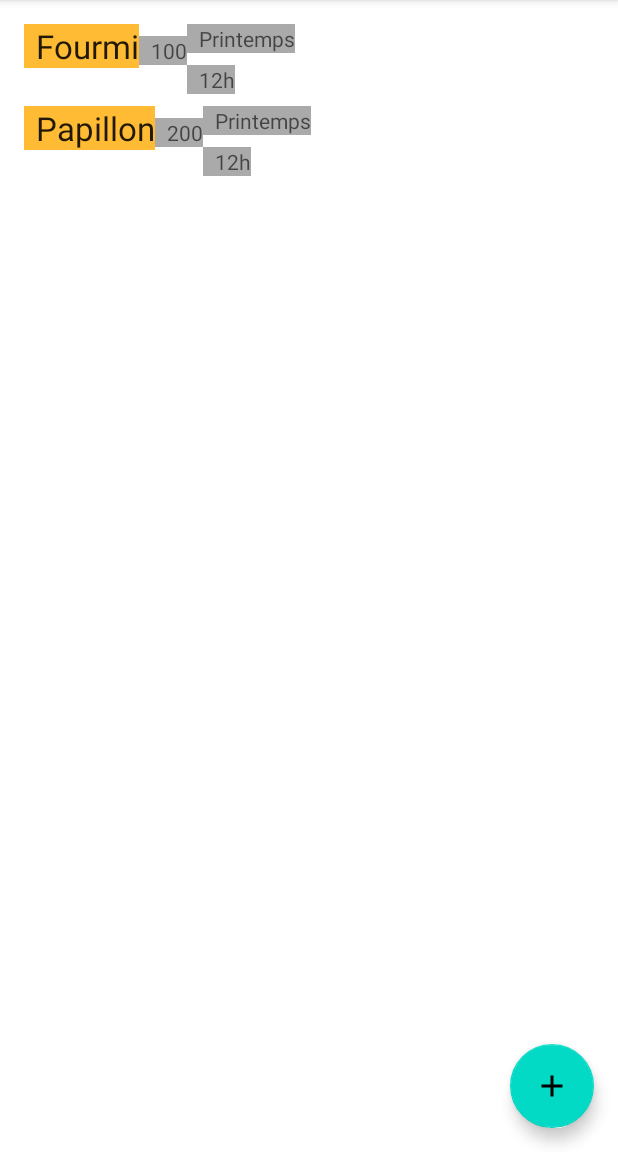
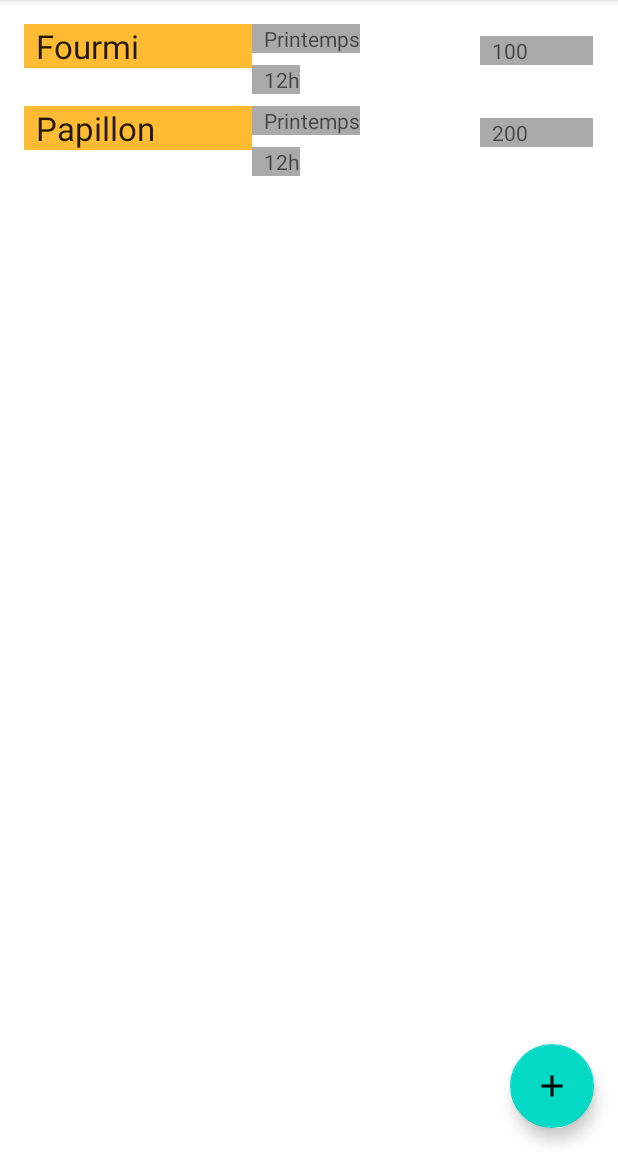
Before and after one commit to unegregre/bebetopedie, an Android app: the screen it shows after launch (MainActivity), on a phone screen of 412 x 824 dp, the part 84-1236 px from its top. Run offline under Robolectric (Android 15) with nearby library versions, the phone set to English and light mode, and no system bars; our stand-ins replace Room's generated code.

Commit message:
Refactor: new hierarchy package

```diff
--- a/app/src/main/java/com/gregre/bbtopdie/MainActivity.java
+++ b/app/src/main/java/com/gregre/bbtopdie/MainActivity.java
@@ -5,6 +5,9 @@ import android.view.View;
 import android.widget.Toast;
 
 import com.google.android.material.floatingactionbutton.FloatingActionButton;
+import com.gregre.bbtopdie.bug.BugListAdapter;
+import com.gregre.bbtopdie.bug.BugViewModel;
+import com.gregre.bbtopdie.db.Bug;
 
 import java.util.List;
 
--- a/app/src/main/java/com/gregre/bbtopdie/BugListAdapter.java
+++ b/app/src/main/java/com/gregre/bbtopdie/bug/BugListAdapter.java
@@ -1,4 +1,4 @@
-package com.gregre.bbtopdie;
+package com.gregre.bbtopdie.bug;
 
 import android.content.Context;
 import androidx.recyclerview.widget.RecyclerView;
@@ -6,6 +6,9 @@ import android.view.LayoutInflater;
 import android.view.View;
 import android.view.ViewGroup;
 import android.widget.TextView;
+
+import com.gregre.bbtopdie.R;
+import com.gregre.bbtopdie.db.Bug;
 
 import java.util.List;
 
@@ -30,7 +33,7 @@ public class BugListAdapter extends RecyclerView.Adapter<BugListAdapter.BugViewH
     private final LayoutInflater mInflater;
     private List<Bug> mBugs; // Cached copy of bugs
 
-    BugListAdapter(Context context) {
+    public BugListAdapter(Context context) {
         mInflater = LayoutInflater.from(context);
     }
 
@@ -57,7 +60,7 @@ public class BugListAdapter extends RecyclerView.Adapter<BugListAdapter.BugViewH
         }
     }
 
-    void setBugs(List<Bug> bugs) {
+    public void setBugs(List<Bug> bugs) {
         mBugs = bugs;
         notifyDataSetChanged();
     }
--- a/app/src/main/java/com/gregre/bbtopdie/BugRepository.java
+++ b/app/src/main/java/com/gregre/bbtopdie/bug/BugRepository.java
@@ -1,7 +1,11 @@
-package com.gregre.bbtopdie;
+package com.gregre.bbtopdie.bug;
 
 import android.app.Application;
 import androidx.lifecycle.LiveData;
+
+import com.gregre.bbtopdie.db.BebeteDatabase;
+import com.gregre.bbtopdie.db.Bug;
+import com.gregre.bbtopdie.db.BugDao;
 
 import java.util.List;
 
--- a/app/src/main/java/com/gregre/bbtopdie/BugViewModel.java
+++ b/app/src/main/java/com/gregre/bbtopdie/bug/BugViewModel.java
@@ -1,8 +1,10 @@
-package com.gregre.bbtopdie;
+package com.gregre.bbtopdie.bug;
 
 import android.app.Application;
 import androidx.lifecycle.AndroidViewModel;
 import androidx.lifecycle.LiveData;
+
+import com.gregre.bbtopdie.db.Bug;
 
 import java.util.List;
 
@@ -26,11 +28,11 @@ public class BugViewModel extends AndroidViewModel {
         mAllBugs = mRepository.getAllBugs();
     }
 
-    LiveData<List<Bug>> getAllBugs() {
+    public LiveData<List<Bug>> getAllBugs() {
         return mAllBugs;
     }
 
-    void insert(Bug bug) {
+    public void insert(Bug bug) {
         mRepository.insert(bug);
     }
 }
--- a/app/src/main/java/com/gregre/bbtopdie/BebeteDatabase.java
+++ b/app/src/main/java/com/gregre/bbtopdie/db/BebeteDatabase.java
@@ -1,4 +1,4 @@
-package com.gregre.bbtopdie;
+package com.gregre.bbtopdie.db;
 
 import androidx.sqlite.db.SupportSQLiteDatabase;
 import androidx.room.Database;
@@ -17,17 +17,17 @@ import java.util.concurrent.Executors;
  */
 
 @Database(entities = {Bug.class}, version = 2, exportSchema = false)
-abstract class BebeteDatabase extends RoomDatabase {
+public abstract class BebeteDatabase extends RoomDatabase {
 
-    abstract BugDao bugDao();
+    public abstract BugDao bugDao();
 
     // marking the instance as volatile to ensure atomic access to the variable
     private static volatile BebeteDatabase INSTANCE;
     private static final int NUMBER_OF_THREADS = 4;
-    static final ExecutorService databaseWriteExecutor =
+    public static final ExecutorService databaseWriteExecutor =
             Executors.newFixedThreadPool(NUMBER_OF_THREADS);
 
-    static BebeteDatabase getDatabase(final Context context) {
+    public static BebeteDatabase getDatabase(final Context context) {
         if (INSTANCE == null) {
             synchronized (BebeteDatabase.class) {
                 if (INSTANCE == null) {
--- a/app/src/main/java/com/gregre/bbtopdie/Bug.java
+++ b/app/src/main/java/com/gregre/bbtopdie/db/Bug.java
@@ -1,4 +1,4 @@
-package com.gregre.bbtopdie;
+package com.gregre.bbtopdie.db;
 
 import androidx.annotation.NonNull;
 import androidx.room.ColumnInfo;
@@ -32,11 +32,11 @@ public class Bug {
         this.period = period;
     }
 
-    String getName(){return this.name;}
+    public String getName(){return this.name;}
 
-    String getPrice(){return this.price;}
+    public String getPrice(){return this.price;}
 
-    String getTime(){return this.time;}
+    public String getTime(){return this.time;}
 
-    String getPeriod(){return this.period;}
+    public String getPeriod(){return this.period;}
 }
--- a/app/src/main/java/com/gregre/bbtopdie/BugDao.java
+++ b/app/src/main/java/com/gregre/bbtopdie/db/BugDao.java
@@ -1,4 +1,4 @@
-package com.gregre.bbtopdie;
+package com.gregre.bbtopdie.db;
 
 import androidx.lifecycle.LiveData;
 import androidx.room.Dao;
--- a/app/src/main/res/layout/recyclerview_item.xml
+++ b/app/src/main/res/layout/recyclerview_item.xml
@@ -7,19 +7,15 @@
     <TextView
         android:id="@+id/textView"
         style="@style/bug_title"
-        android:layout_width="wrap_content"
+        android:layout_width="0dp"
         android:layout_height="wrap_content"
+        android:layout_weight=".40"
         android:background="@android:color/holo_orange_light" />
 
-    <TextView
-        android:id="@+id/priceView"
-        style="@style/bug_attribute"
-        android:layout_width="wrap_content"
-        android:layout_height="wrap_content" />
-
     <LinearLayout
-        android:layout_width="wrap_content"
+        android:layout_width="0dp"
         android:layout_height="wrap_content"
+        android:layout_weight=".40"
         android:orientation="vertical">
 
         <TextView
@@ -35,4 +31,11 @@
             android:layout_height="wrap_content" />
     </LinearLayout>
 
+    <TextView
+    android:id="@+id/priceView"
+    style="@style/bug_attribute"
+    android:layout_width="0dp"
+    android:layout_height="wrap_content"
+    android:layout_weight=".20"/>
+
 </LinearLayout>
```
